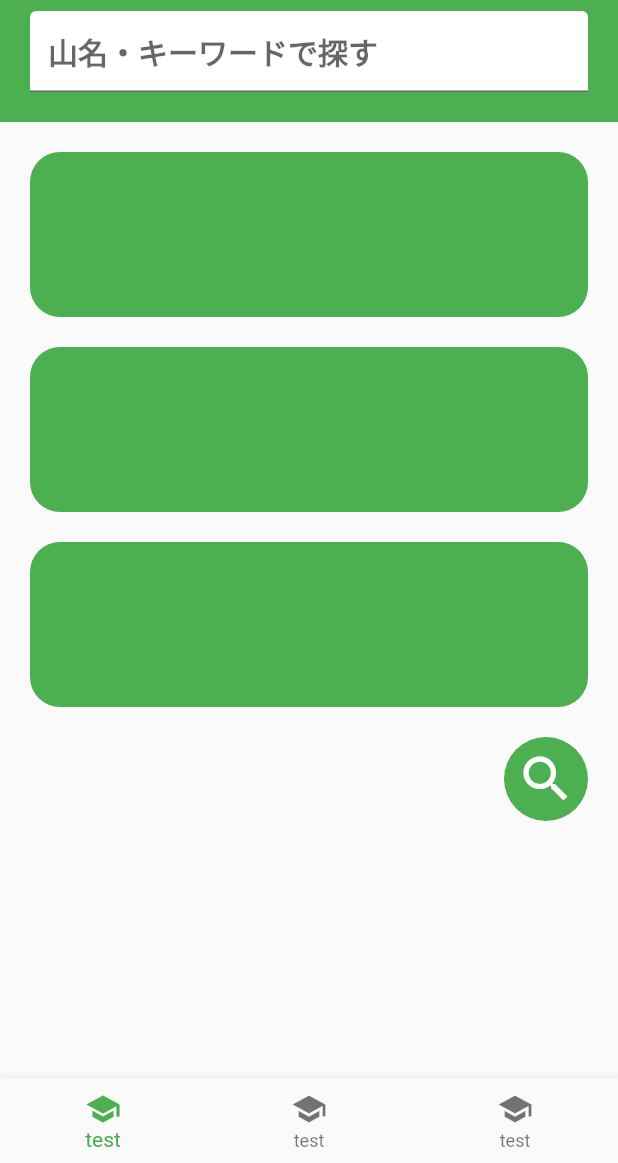
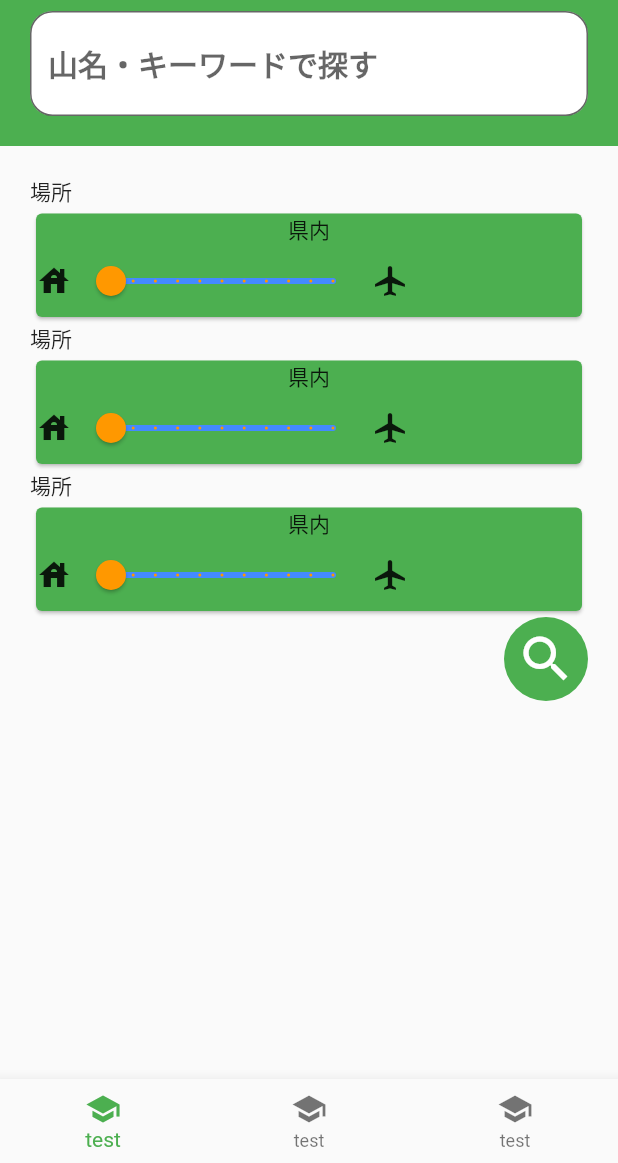
Before and after one commit to kolbe-ryo/Yamatching_dev, a Flutter app: the screen it shows after launch, on a phone screen of 412 x 824 dp, the part 73-1236 px from its top. Run offline on Flutter 3.47's test engine with Material 2 defaults, Android fonts, the phone set to English and light mode, and no system bars; Roboto replaces fonts that are missing (KaiseiOpti-Bold).

Commit message:
bodyバー追加

```diff
--- a/lib/UI/components/search_condition_card.dart
+++ b/lib/UI/components/search_condition_card.dart
@@ -1,24 +1,54 @@
 import 'package:flutter/material.dart';
 import 'package:yamatching/constants/conatants.dart';
 
-class SearchConditionCard extends StatelessWidget {
+class SearchConditionCard extends StatefulWidget {
   const SearchConditionCard({Key? key}) : super(key: key);
 
   @override
+  State<SearchConditionCard> createState() => _SearchConditionCardState();
+}
+
+class _SearchConditionCardState extends State<SearchConditionCard> {
+  double _value = 0.0;
+
+  void _changeSlider(double e) => setState(() {
+        _value = e;
+      });
+
+  @override
   Widget build(BuildContext context) {
-    return Padding(
-      padding: EdgeInsets.only(bottom: kPadding),
-      //上と下に２０
-      child: Container(
-        height: 110,
-        decoration: BoxDecoration(
+    return Column(
+      crossAxisAlignment: CrossAxisAlignment.start,
+      children: [
+        Text("場所"),
+        Card(
           color: Colors.green,
-          borderRadius: BorderRadius.horizontal(
-            right: Radius.circular(20),
-            left: Radius.circular(20),
+          child: Column(
+            children: [
+              Text("県内"),
+              Row(
+                children: [
+                  Icon(Icons.house),
+                  SizedBox(
+                    width: 200,
+                    child: Slider(
+                      label: '${_value}',
+                      min: 0,
+                      max: 10,
+                      value: _value,
+                      activeColor: Colors.orange,
+                      inactiveColor: Colors.blueAccent,
+                      divisions: 10,
+                      onChanged: _changeSlider,
+                    ),
+                  ),
+                  Icon(Icons.airplanemode_active),
+                ],
+              )
+            ],
           ),
-        ),
-      ),
+        )
+      ],
     );
   }
 }
--- a/lib/UI/components/searching_bar.dart
+++ b/lib/UI/components/searching_bar.dart
@@ -24,6 +24,9 @@ class _SeachingBarState extends State<SeachingBar> {
           fontWeight: FontWeight.bold,
         ),
         decoration: InputDecoration(
+          border: OutlineInputBorder(
+            borderRadius: BorderRadius.circular(15),
+          ),
           hintText: '山名・キーワードで探す',
           fillColor: Colors.white,
           filled: true,
--- a/lib/main.dart
+++ b/lib/main.dart
@@ -40,8 +40,8 @@ class _MainPageState extends State<MainPage> {
           title: const Text(
             "Yamatching",
             style: TextStyle(
+              fontSize: 30,
               fontFamily: 'SquarePeg-Regular',
-              fontSize: 30,
               color: Colors.white,
               fontWeight: FontWeight.bold,
             ),
```
Also changed, not shown: 1 other file.
